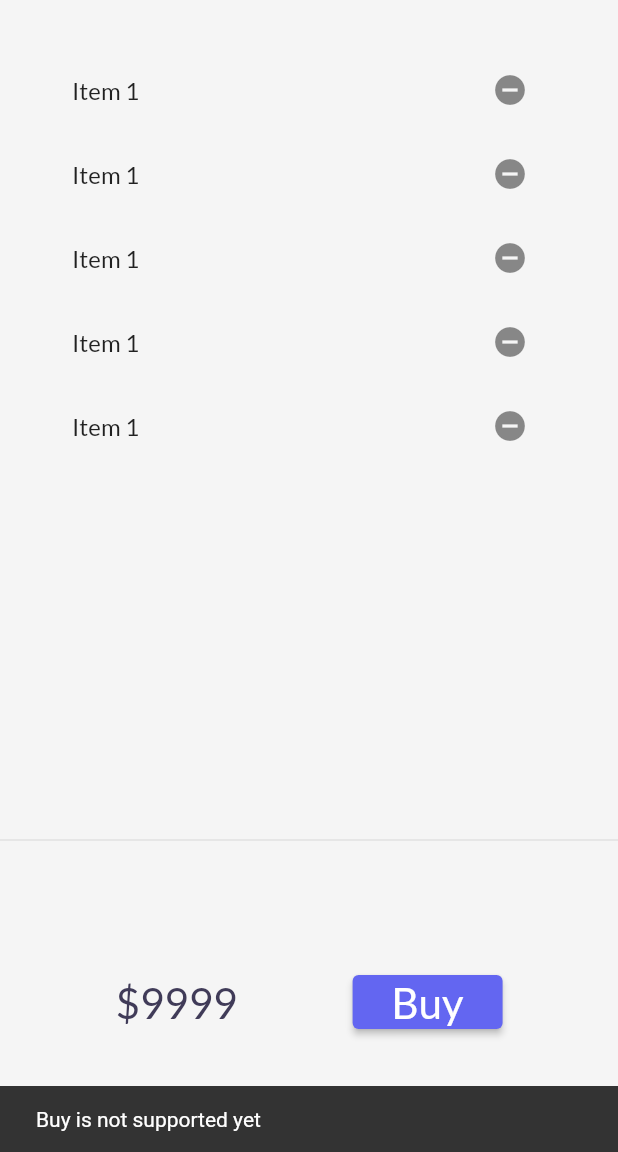
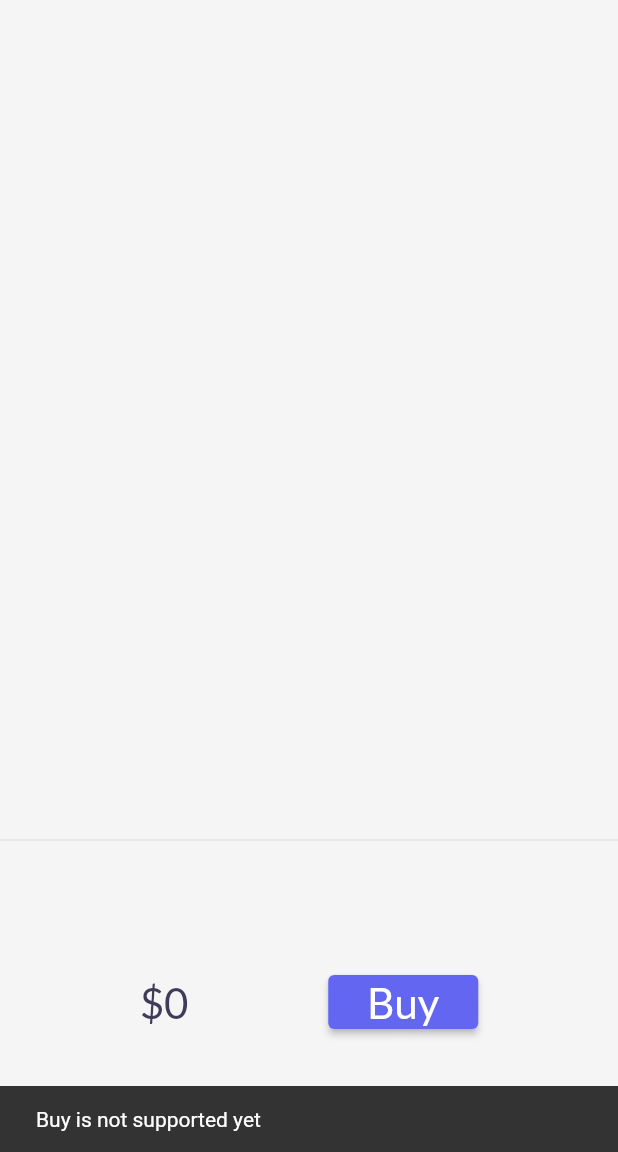
Before and after one commit to iramolaamit/Flutter, a Flutter app: the CartPage screen opened by its route, after a tap on "Buy", on a phone screen of 412 x 824 dp, the part 84-1236 px from its top. Run offline on Flutter 3.47's test engine with Material 2 defaults, Android fonts, the phone set to English and light mode, and no system bars; our stand-ins replace google_fonts, velocity_x.

Commit message:
cart list update

```diff
--- /dev/null
+++ b/lib/models/cart.dart
@@ -0,0 +1,41 @@
+import 'package:untitled/models/catalog.dart';
+
+class CartModel {
+  static final cartModel = CartModel._internal();
+
+  CartModel._internal();
+
+  factory CartModel() => cartModel;
+
+  // Catalog field   orCollection of ids
+  CatalogModel? _catalog;
+
+  // Collection Ids to store Ids of each item
+  final List<int> _itemIds = [];
+
+  //get catalog
+  CatalogModel get catalog => _catalog!;
+
+  set catalog(CatalogModel newCatalog) {
+    assert(newCatalog != null);
+    _catalog = newCatalog;
+  }
+
+//    Get items
+
+  List<Item?> get item => _itemIds.map((id) => _catalog?.getById(id)).toList();
+
+  // Get total price
+
+  num get totalPrice =>
+      item.fold(0, (previousValue, element) => previousValue + element!.price);
+
+  // add item
+  void add(Item item) {
+    _itemIds.add(item.id);
+  }
+
+  void remove(Item item) {
+    _itemIds.remove(item.id);
+  }
+}
--- a/lib/models/cartModel.dart
+++ /dev/null
@@ -1,33 +0,0 @@
-import 'package:untitled/models/catalog.dart';
-
-class CartModel {
-  // Catalog field   orCollection of ids
-  late CatalogModel _catalog;
-
-  final List<int> _itemIds = [];
-
-  CatalogModel get catalog => _catalog;
-
-  set CatalogModel(CatalogModel newCatalog) {
-    assert(newCatalog != null);
-    _catalog = newCatalog;
-  }
-
-//    Get items
-
-  List get item => _itemIds.map((id) => _catalog.getById(id)).toList();
-
-  // Get total price
-
-  num get totalPrice =>
-      item.fold(0, (previousValue, element) => previousValue + element.price);
-
-  // add item
-  void add(Item item) {
-    _itemIds.add(item.id);
-  }
-
-  void remove(Item item) {
-    _itemIds.remove(item.id);
-  }
-}
--- a/lib/models/catalog.dart
+++ b/lib/models/catalog.dart
@@ -1,26 +1,10 @@
 class CatalogModel {
+  static final catModel = CatalogModel._internal();
+
+  CatalogModel._internal();
+
+  factory CatalogModel() => catModel;
   static List<Item>? items;
-
-  // static List<Item> items= [
-  //   //   Item(
-  //   //     id: 1,
-  //   //     name: 'iPhone 12 Pro',
-  //   //     desc: 'Apple iPhone 12th Gen',
-  //   //     price: 9999,
-  //   //     color: "#333505a",
-  //   //     image:
-  //   //         "https://www.simplilearn.com/ice9/free_resources_article_thumb/what_is_image_Processing.jpg",
-  //   //   ),
-  //   //   Item(
-  //   //     id: 3,
-  //   //     name: "Pixel",
-  //   //     desc: "Apple iPhone 12th Gen",
-  //   //     price: 9999,
-  //   //     color: "#333505a",
-  //   //     image:
-  //   //         "https://www.simplilearn.com/ice9/free_resources_article_thumb/what_is_image_Processing.jpg",
-  //   //   )
-  //   // ];
 
 // get item by id
   Item getById(int id) =>
@@ -70,11 +54,3 @@ class Item {
 
   // Item(this.id, this.name, this.desc, this.price, this.color, this.image);
 }
-
-// class CatalogModel {
-//   final items = [
-//     Item(1, 'iPhone 12 Pro', 'Apple iPhone 12th Gen', 9999, "#333505a",
-//         "https://www.simplilearn.com/ice9/free_resources_article_thumb/what_is_image_Processing.jpg")
-//   ];
-//
-// }
--- a/lib/pages/cart_page.dart
+++ b/lib/pages/cart_page.dart
@@ -1,4 +1,5 @@
 import 'package:flutter/material.dart';
+import 'package:untitled/models/cart.dart';
 import 'package:velocity_x/velocity_x.dart';
 
 class CartPage extends StatelessWidget {
@@ -29,7 +30,8 @@ class CartPage extends StatelessWidget {
 }
 
 class _CartTotal extends StatelessWidget {
-  const _CartTotal({Key? key}) : super(key: key);
+  _CartTotal({Key? key}) : super(key: key);
+  final _cart = CartModel();
 
   @override
   Widget build(BuildContext context) {
@@ -39,7 +41,7 @@ class _CartTotal extends StatelessWidget {
         mainAxisAlignment: MainAxisAlignment.spaceEvenly,
         children: [
           Text(
-            '\$9999',
+            '\$${_cart.totalPrice}',
             textScaleFactor: 2,
             style: TextStyle(color: context.accentColor),
           ),
@@ -74,16 +76,19 @@ class _CartList extends StatefulWidget {
 }
 
 class _CartListState extends State<_CartList> {
+  final _cart = CartModel();
+
   @override
   Widget build(BuildContext context) {
     return ListView.builder(
-      itemCount: 5,
+      // itemCount: 5,
+      itemCount: _cart.item.length,
       itemBuilder: (context, index) => ListTile(
         trailing: IconButton(
           onPressed: () {},
           icon: Icon(Icons.remove_circle_sharp),
         ),
-        title: Text("Item 1"),
+        title: Text(_cart.item[index]!.name),
       ),
     );
   }
```
Also changed, not shown: lib/widets/homeWidgets/CatalogList.dart (+36 -8 lines).
